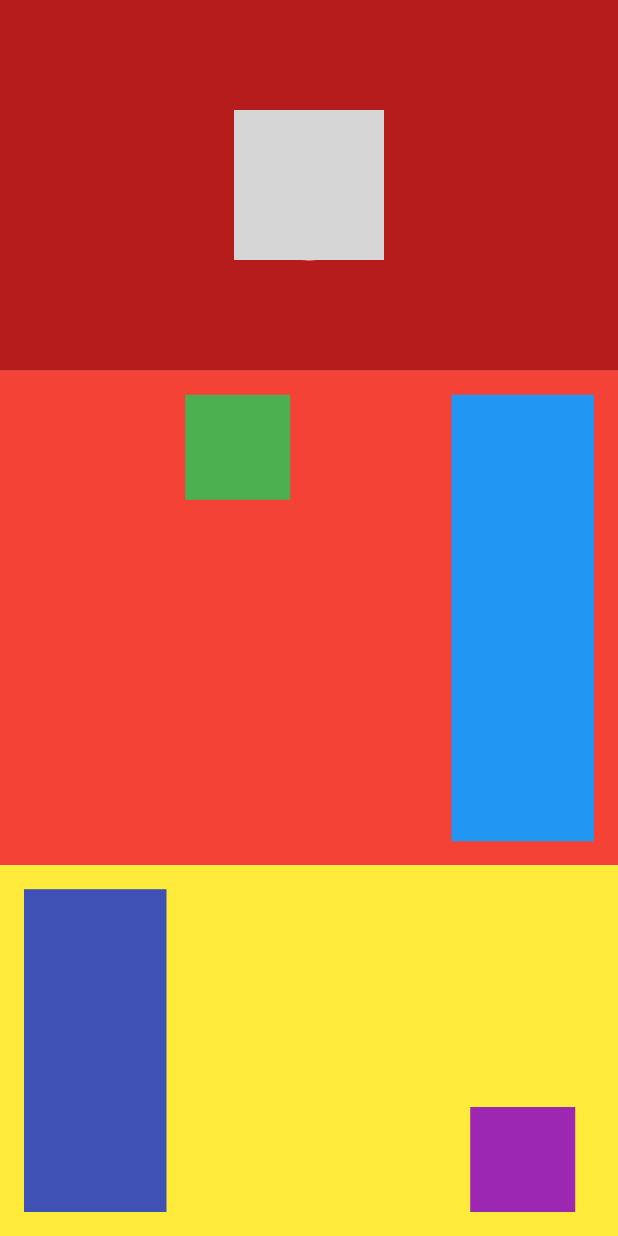
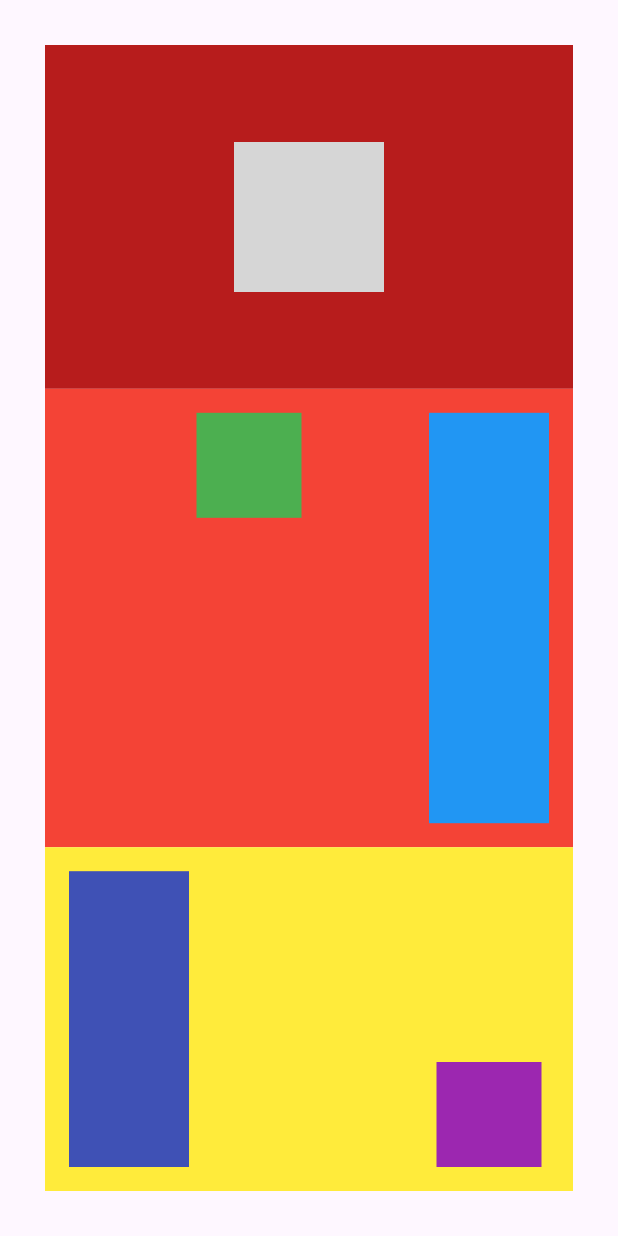
Before and after one commit to MickeyYQA/Testing-Flutter-Project, a Flutter app: the ProfilePage screen opened directly, on a phone screen of 412 x 824 dp. Run offline on Flutter 3.47's test engine with Material 3 defaults, Android fonts, the phone set to English and light mode, and no system bars; grey boxes are pictures that could not be loaded.

Commit message:
more format practice

```diff
--- a/lib/profilePage.dart
+++ b/lib/profilePage.dart
@@ -6,7 +6,9 @@ class ProfilePage extends StatelessWidget {
   @override
   Widget build(BuildContext context) {
     return Scaffold(
-      body: Column(
+      body: Padding(
+        padding: const EdgeInsets.all(30),
+        child: Column(
           children: [
             Expanded(
               flex: 3,
@@ -78,6 +80,7 @@ class ProfilePage extends StatelessWidget {
             ),
           ],
         ),
+      ),
     );
   }
 }
```
Lines whose indentation alone changed are shown as unchanged.
